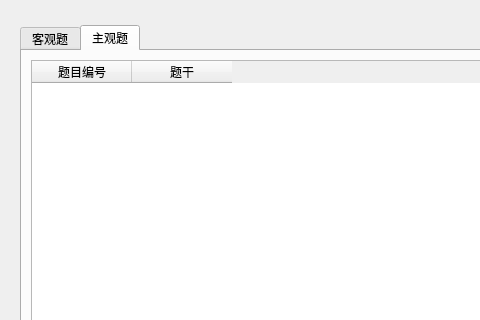
AlanForeverAi/Exams, file server/questionsmanage.ui: the form before one commit; both pictures show x 0 to 480 and y 0 to 320 of the 1240 by 650 pixel window.
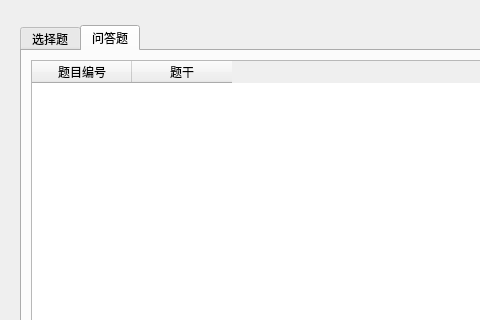
The form after the commit. The open tabs and pages were chosen to show the change.

```diff
--- a/server/questionsmanage.ui
+++ b/server/questionsmanage.ui
@@ -80,7 +80,7 @@
        </property>
        <widget class="QWidget" name="tab_3">
         <attribute name="title">
-         <string>客观题</string>
+         <string>选择题</string>
         </attribute>
         <layout class="QHBoxLayout" name="horizontalLayout">
          <item>
@@ -128,7 +128,7 @@
        </widget>
        <widget class="QWidget" name="tab_4">
         <attribute name="title">
-         <string>主观题</string>
+         <string>问答题</string>
         </attribute>
         <layout class="QHBoxLayout" name="horizontalLayout_2">
          <item>
```
Left out of the diff: 2 changed lines with no effect on the pictures.
